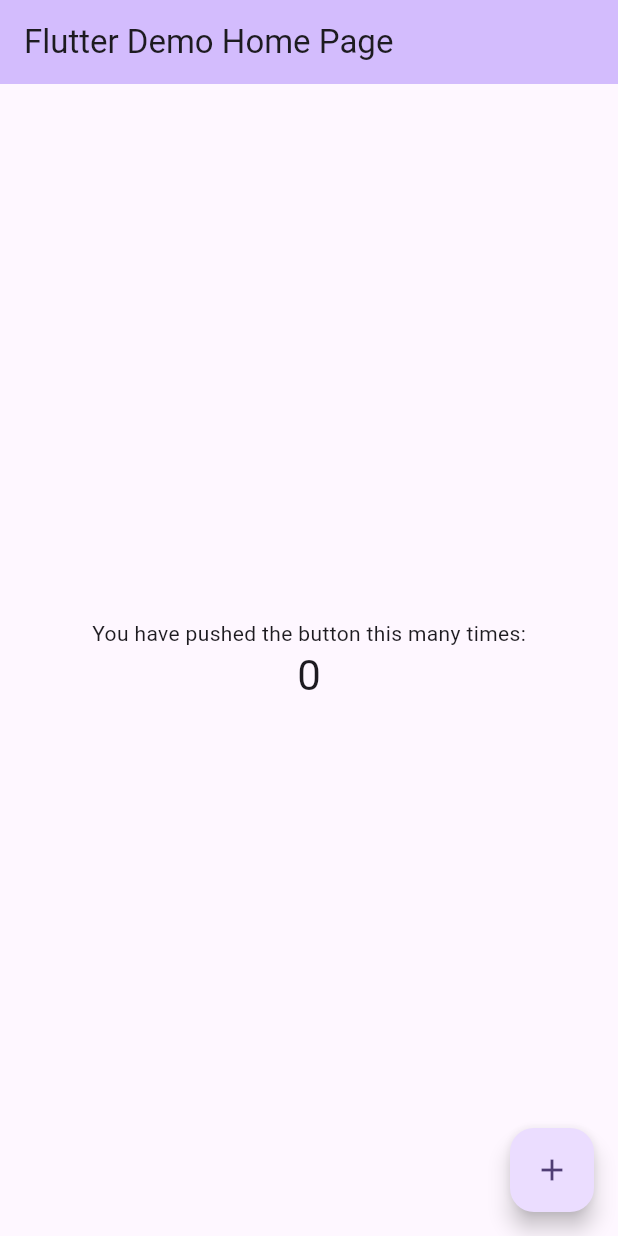
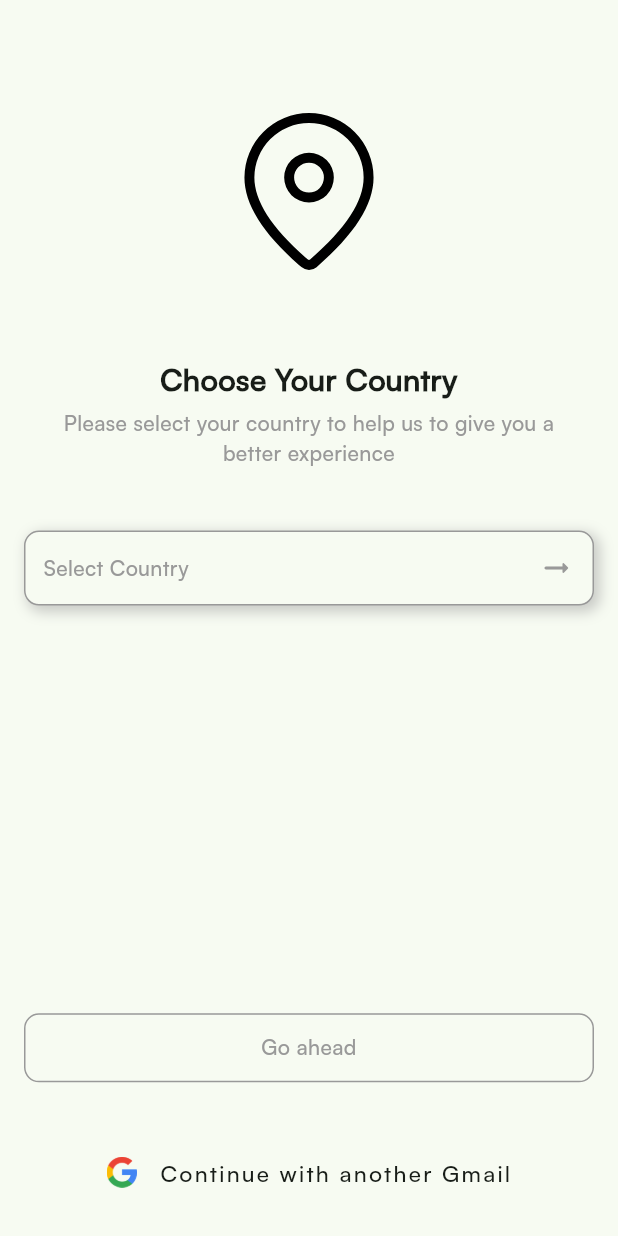
Before and after one commit to ebel-frank/intrapair_apt_test, a Flutter app: the screen it shows after launch, on a phone screen of 412 x 824 dp. Run offline on Flutter 3.47's test engine with Material 3 defaults, Android fonts, the phone set to English and light mode, and no system bars; our stand-ins replace azlistview, cached_network_image, flutter_svg.

Commit message:
Completed app design, integrated api, fixed bugs

```diff
--- /dev/null
+++ b/lib/common/assets.dart
@@ -0,0 +1,5 @@
+class Assets {
+  static const String google = "assets/logo_google.png";
+
+  static const String location = "assets/location.svg";
+}
--- a/lib/main.dart
+++ b/lib/main.dart
@@ -1,125 +1,14 @@
 import 'package:flutter/material.dart';
+import 'package:intrapair_mobile_apt_test/screens/home.dart';
 
 void main() {
-  runApp(const MyApp());
+  runApp(MaterialApp(
+    title: 'Intrapair Mobile Apt Test',
+    theme: ThemeData(
+      fontFamily: 'Satoshi',
+      colorScheme: ColorScheme.fromSeed(seedColor: Color(0xFF345035)),
+      useMaterial3: true,
+    ),
+    home: const HomeScreen(),
+  ));
 }
-
-class MyApp extends StatelessWidget {
-  const MyApp({super.key});
-
-  // This widget is the root of your application.
-  @override
-  Widget build(BuildContext context) {
-    return MaterialApp(
-      title: 'Flutter Demo',
-      theme: ThemeData(
-        // This is the theme of your application.
-        //
-        // TRY THIS: Try running your application with "flutter run". You'll see
-        // the application has a purple toolbar. Then, without quitting the app,
-        // try changing the seedColor in the colorScheme below to Colors.green
-        // and then invoke "hot reload" (save your changes or press the "hot
-        // reload" button in a Flutter-supported IDE, or press "r" if you used
-        // the command line to start the app).
-        //
-        // Notice that the counter didn't reset back to zero; the application
-        // state is not lost during the reload. To reset the state, use hot
-        // restart instead.
-        //
-        // This works for code too, not just values: Most code changes can be
-        // tested with just a hot reload.
-        colorScheme: ColorScheme.fromSeed(seedColor: Colors.deepPurple),
-        useMaterial3: true,
-      ),
-      home: const MyHomePage(title: 'Flutter Demo Home Page'),
-    );
-  }
-}
-
-class MyHomePage extends StatefulWidget {
-  const MyHomePage({super.key, required this.title});
-
-  // This widget is the home page of your application. It is stateful, meaning
-  // that it has a State object (defined below) that contains fields that affect
-  // how it looks.
-
-  // This class is the configuration for the state. It holds the values (in this
-  // case the title) provided by the parent (in this case the App widget) and
-  // used by the build method of the State. Fields in a Widget subclass are
-  // always marked "final".
-
-  final String title;
-
-  @override
-  State<MyHomePage> createState() => _MyHomePageState();
-}
-
-class _MyHomePageState extends State<MyHomePage> {
-  int _counter = 0;
-
-  void _incrementCounter() {
-    setState(() {
-      // This call to setState tells the Flutter framework that something has
-      // changed in this State, which causes it to rerun the build method below
-      // so that the display can reflect the updated values. If we changed
-      // _counter without calling setState(), then the build method would not be
-      // called again, and so nothing would appear to happen.
-      _counter++;
-    });
-  }
-
-  @override
-  Widget build(BuildContext context) {
-    // This method is rerun every time setState is called, for instance as done
-    // by the _incrementCounter method above.
-    //
-    // The Flutter framework has been optimized to make rerunning build methods
-    // fast, so that you can just rebuild anything that needs updating rather
-    // than having to individually change instances of widgets.
-    return Scaffold(
-      appBar: AppBar(
-        // TRY THIS: Try changing the color here to a specific color (to
-        // Colors.amber, perhaps?) and trigger a hot reload to see the AppBar
-        // change color while the other colors stay the same.
-        backgroundColor: Theme.of(context).colorScheme.inversePrimary,
-        // Here we take the value from the MyHomePage object that was created by
-        // the App.build method, and use it to set our appbar title.
-        title: Text(widget.title),
-      ),
-      body: Center(
-        // Center is a layout widget. It takes a single child and positions it
-        // in the middle of the parent.
-        child: Column(
-          // Column is also a layout widget. It takes a list of children and
-          // arranges them vertically. By default, it sizes itself to fit its
-          // children horizontally, and tries to be as tall as its parent.
-          //
-          // Column has various properties to control how it sizes itself and
-          // how it positions its children. Here we use mainAxisAlignment to
-          // center the children vertically; the main axis here is the vertical
-          // axis because Columns are vertical (the cross axis would be
-          // horizontal).
-          //
-          // TRY THIS: Invoke "debug painting" (choose the "Toggle Debug Paint"
-          // action in the IDE, or press "p" in the console), to see the
-          // wireframe for each widget.
-          mainAxisAlignment: MainAxisAlignment.center,
-          children: <Widget>[
-            const Text(
-              'You have pushed the button this many times:',
-            ),
-            Text(
-              '$_counter',
-              style: Theme.of(context).textTheme.headlineMedium,
-            ),
-          ],
-        ),
-      ),
-      floatingActionButton: FloatingActionButton(
-        onPressed: _incrementCounter,
-        tooltip: 'Increment',
-        child: const Icon(Icons.add),
-      ), // This trailing comma makes auto-formatting nicer for build methods.
-    );
-  }
-}
--- /dev/null
+++ b/lib/screens/home.dart
@@ -0,0 +1,177 @@
+import 'package:cached_network_image/cached_network_image.dart';
+import 'package:flutter/cupertino.dart';
+import 'package:flutter/material.dart';
+import 'package:flutter/widgets.dart';
+import 'package:flutter_svg/svg.dart';
+import 'package:intrapair_mobile_apt_test/screens/search.dart';
+
+import '../common/assets.dart';
+
+class HomeScreen extends StatefulWidget {
+  const HomeScreen({super.key});
+
+  @override
+  State<HomeScreen> createState() => _HomeScreenState();
+}
+
+class _HomeScreenState extends State<HomeScreen> {
+  Map? _country;
+
+  @override
+  Widget build(BuildContext context) {
+    final size = MediaQuery.of(context).size;
+    return Scaffold(
+      resizeToAvoidBottomInset: false,
+      body: SafeArea(
+        child: Padding(
+          padding: const EdgeInsets.all(16.0),
+          child: Column(
+            crossAxisAlignment: CrossAxisAlignment.stretch,
+            children: [
+              SizedBox(
+                height: size.height * 0.06,
+              ),
+              SvgPicture.asset(
+                Assets.location,
+                width: size.width * 0.3,
+              ),
+              SizedBox(
+                height: size.height * 0.06,
+              ),
+              const Text(
+                'Choose Your Country',
+                textAlign: TextAlign.center,
+                style: TextStyle(
+                  fontSize: 20,
+                  fontWeight: FontWeight.bold,
+                ),
+              ),
+              const SizedBox(
+                height: 5,
+              ),
+              const Padding(
+                padding: EdgeInsets.symmetric(horizontal: 16.0),
+                child: Text(
+                  'Please select your country to help us to give you a better experience',
+                  textAlign: TextAlign.center,
+                  style: TextStyle(
+                    color: CupertinoColors.inactiveGray,
+                  ),
+                ),
+              ),
+              SizedBox(
+                height: size.height * 0.05,
+              ),
+              InkWell(
+                onTap: () async {
+                  final country = await Navigator.of(context).push(
+                    MaterialPageRoute(
+                      builder: (context) => const SearchPage(),
+                      fullscreenDialog: true,
+                    ),
+                  );
+                  if (country is Map) {
+                    setState(() {
+                      _country = country;
+                    });
+                  }
+                },
+                child: Ink(
+                  padding: const EdgeInsets.all(12),
+                  decoration: BoxDecoration(
+                    border: Border.all(color: CupertinoColors.inactiveGray),
+                    borderRadius: BorderRadius.circular(10),
+                    color: Theme.of(context).backgroundColor,
+                    boxShadow: [
+                      BoxShadow(
+                        color: CupertinoColors.inactiveGray.withOpacity(0.5),
+                        spreadRadius: 1,
+                        blurRadius: 7,
+                        offset:
+                            const Offset(3, 3), // changes position of shadow
+                      ),
+                    ],
+                  ),
+                  child: Row(
+                    children: [
+                      Expanded(
+                          child: _country == null
+                              ? const Text(
+                                  "Select Country",
+                                  style: TextStyle(
+                                      color: CupertinoColors.inactiveGray),
+                                )
+                              : Row(
+                                  children: [
+                                    Container(
+                                      width: 26,
+                                      height: 26,
+                                      decoration: BoxDecoration(
+                                          image: DecorationImage(
+                                              image: CachedNetworkImageProvider(
+                                                  _country!['flag']
+                                                      .toString()))),
+                                    ),
+                                    const SizedBox(
+                                      width: 16,
+                                    ),
+                                    Expanded(
+                                        child:
+                                            Text(_country!['name'].toString()))
+                                  ],
+                                )),
+                      const Icon(
+                        Icons.arrow_right_alt_rounded,
+                        color: CupertinoColors.inactiveGray,
+                      )
+                    ],
+                  ),
+                ),
+              ),
+              const Spacer(),
+              Container(
+                padding: const EdgeInsets.all(12),
+                decoration: BoxDecoration(
+                  border: _country!=null ? null : Border.all(color: CupertinoColors.inactiveGray),
+                  borderRadius: BorderRadius.circular(10),
+                  color: _country!=null ? Theme.of(context).primaryColor : null,
+                ),
+                child: Text(
+                  "Go ahead",
+                  textAlign: TextAlign.center,
+                  style: TextStyle(color: _country!=null ? Colors.white : CupertinoColors.inactiveGray),
+                ),
+              ),
+              SizedBox(
+                height: size.height * 0.06,
+              ),
+              Row(
+                mainAxisAlignment: MainAxisAlignment.center,
+                children: [
+                  Image.asset(
+                    Assets.google,
+                    width: 20,
+                  ),
+                  const SizedBox(
+                    width: 15,
+                  ),
+                  const Text(
+                    "Continue with another Gmail",
+                    style: TextStyle(
+                      fontSize: 15,
+                      letterSpacing: 1.5,
+                    ),
+                    textAlign: TextAlign.center,
+                  ),
+                ],
+              ),
+              const SizedBox(
+                height: 16,
+              ),
+            ],
+          ),
+        ),
+      ),
+    );
+  }
+}
```
Also changed, not shown: lib/data/api.dart (added, +29 -0 lines), lib/screens/search.dart (added, +204 -0 lines), pubspec.yaml (+10 -8 lines), assets/location.svg (added), assets/logo_google.png (added), assets/satoshi_medium.ttf (added), pubspec.lock.
